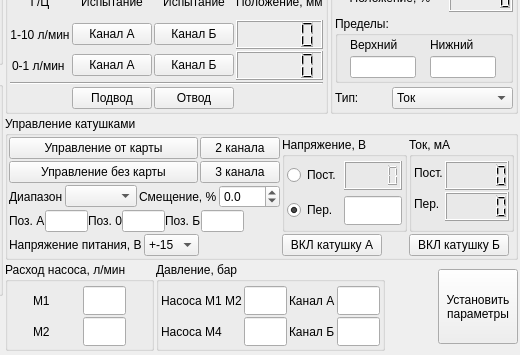
firef0xff/SSHGS01, file manual_control.ui: the form before one commit; both pictures show x 382 to 902 and y 301 to 656 of the 902 by 656 pixel window.
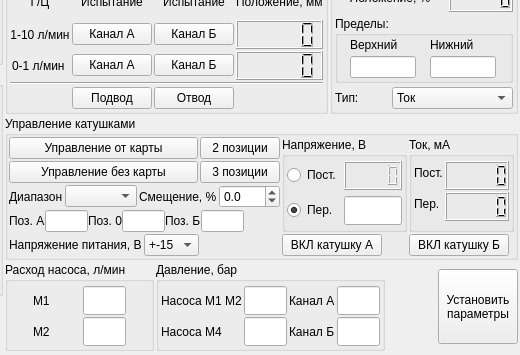
The form after the commit.

Patch:
```diff
--- a/manual_control.ui
+++ b/manual_control.ui
@@ -1770,7 +1770,7 @@
            <number>500</number>
           </property>
           <property name="text">
-           <string>2 канала</string>
+           <string>2 позиции</string>
           </property>
           <property name="checkable">
            <bool>true</bool>
@@ -1786,7 +1786,7 @@
            <number>500</number>
           </property>
           <property name="text">
-           <string>3 канала</string>
+           <string>3 позиции</string>
           </property>
           <property name="checkable">
            <bool>true</bool>
```
